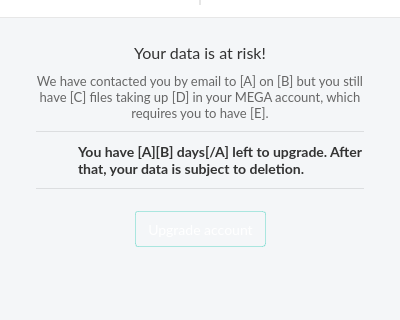
The window that src/MEGASync/gui/macx/InfoDialog.ui (meganz/MEGAsync) describes before a commit, drawn with Qt 5; both pictures show x 0 to 400 and y 159 to 479 of the 400 by 576 pixel window.
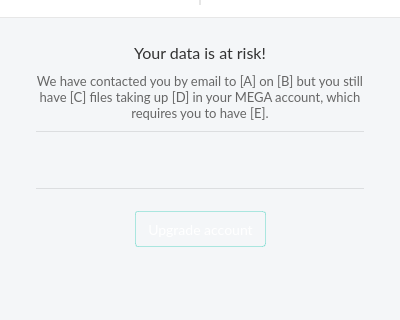
The same window after the commit. Icons and pictures are not drawn. Custom widgets are drawn as their Qt base class.

Commit message: Update translation string and remove ui string

```diff
--- a/src/MEGASync/gui/macx/InfoDialog.ui
+++ b/src/MEGASync/gui/macx/InfoDialog.ui
@@ -2187,7 +2187,7 @@
 }</string>
                                   </property>
                                   <property name="text">
-                                   <string>You have [A][B] days[/A] left to upgrade. After that, your data is subject to deletion.</string>
+                                   <string/>
                                   </property>
                                   <property name="wordWrap">
                                    <bool>true</bool>
```
The commit also changes 3 other files.
